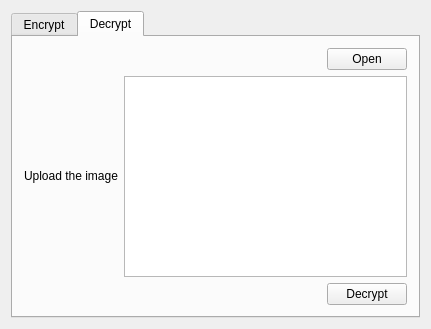
First picture: the form in mainwindow.ui, repository bananaRanger/LSBMethod, before the edit.
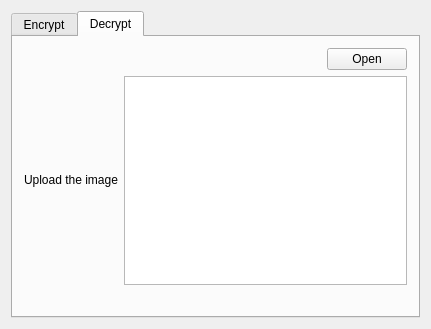
Second picture: the form after the edit. The open tabs and pages were chosen to show the change.

```diff
--- a/mainwindow.ui
+++ b/mainwindow.ui
@@ -181,22 +181,9 @@
         <item row="2" column="0">
          <layout class="QHBoxLayout" name="horizontalLayout_5">
           <item>
-           <spacer name="horizontalSpacer_3">
-            <property name="orientation">
-             <enum>Qt::Horizontal</enum>
-            </property>
-            <property name="sizeHint" stdset="0">
-             <size>
-              <width>40</width>
-              <height>20</height>
-             </size>
-            </property>
-           </spacer>
-          </item>
-          <item>
-           <widget class="QPushButton" name="goDecryptButton">
+           <widget class="QLabel" name="decryptMessageLabel">
             <property name="text">
-             <string>Decrypt</string>
+             <string/>
             </property>
            </widget>
           </item>
```
Left out of the diff: 56 changed lines with no effect on the pictures.
